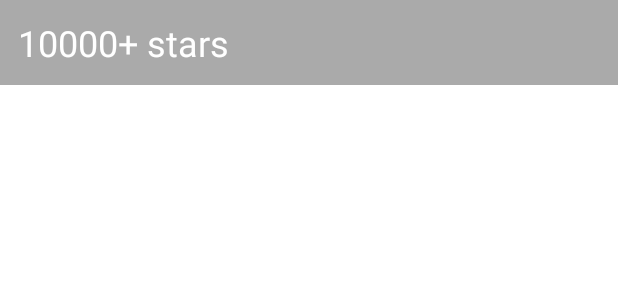
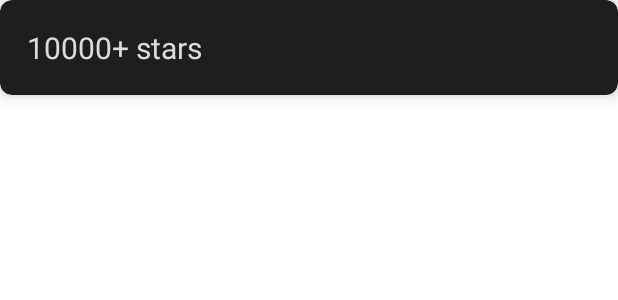
Before and after one commit to Hamzahassan1-h/GithubRepositoryProject, an Android app: the layout separator_view_item.xml on its own in the app's theme, with its tools: preview values and no code run, on a phone screen of 412 x 824 dp. Shown: the top 300 px of the screen. Run offline under Robolectric (Android 15) with nearby library versions, the phone set to English and light mode, and no system bars.

Commit message:
Initial commit

```diff
--- a/app/src/main/res/layout/separator_view_item.xml
+++ b/app/src/main/res/layout/separator_view_item.xml
@@ -1,38 +1,29 @@
 <?xml version="1.0" encoding="utf-8"?>
-<!--
-  ~ Copyright (C) 2018 The Android Open Source Project
-  ~
-  ~ Licensed under the Apache License, Version 2.0 (the "License");
-  ~ you may not use this file except in compliance with the License.
-  ~ You may obtain a copy of the License at
-  ~
-  ~      http://www.apache.org/licenses/LICENSE-2.0
-  ~
-  ~ Unless required by applicable law or agreed to in writing, software
-  ~ distributed under the License is distributed on an "AS IS" BASIS,
-  ~ WITHOUT WARRANTIES OR CONDITIONS OF ANY KIND, either express or implied.
-  ~ See the License for the specific language governing permissions and
-  ~ limitations under the License.
-  -->
-
-
-<androidx.constraintlayout.widget.ConstraintLayout
+<com.google.android.material.card.MaterialCardView
     xmlns:android="http://schemas.android.com/apk/res/android"
     xmlns:app="http://schemas.android.com/apk/res-auto"
     xmlns:tools="http://schemas.android.com/tools"
     android:layout_width="match_parent"
     android:layout_height="wrap_content"
-    android:background="@color/separatorBackground">
+    app:cardBackgroundColor="#1E1E1E"
+    app:cardCornerRadius="8dp"
+    app:cardElevation="6dp">
 
-    <TextView
+    <androidx.constraintlayout.widget.ConstraintLayout
+        android:layout_width="match_parent"
+        android:layout_height="wrap_content">
+
+        <com.google.android.material.textview.MaterialTextView
             android:id="@+id/separator_description"
             android:layout_width="0dp"
             android:layout_height="wrap_content"
-        android:padding="@dimen/row_item_margin_horizontal"
-        android:textColor="@color/separatorText"
-        android:textSize="@dimen/repo_name_size"
+            android:padding="18dp"
+            android:textColor="#DCDCDC"
+            android:textSize="20sp"
             app:layout_constraintEnd_toEndOf="parent"
             app:layout_constraintStart_toStartOf="parent"
             app:layout_constraintTop_toTopOf="parent"
             tools:text="10000+ stars" />
+
     </androidx.constraintlayout.widget.ConstraintLayout>
+</com.google.android.material.card.MaterialCardView>
```
Lines whose indentation alone changed are shown as unchanged.
